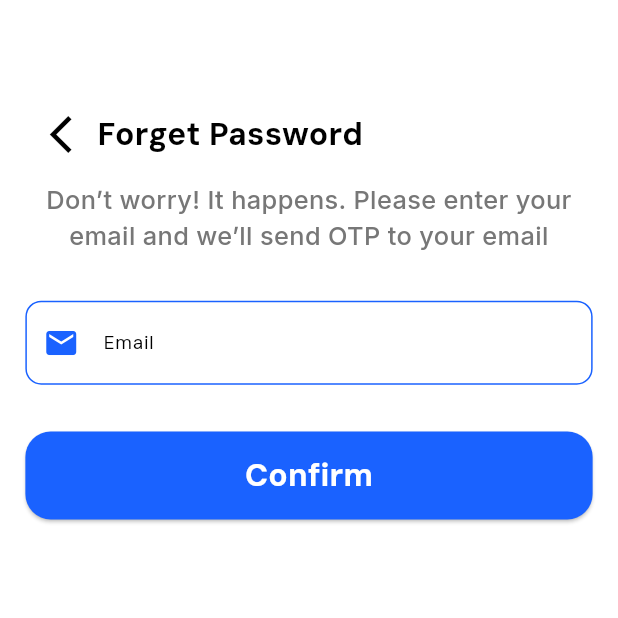
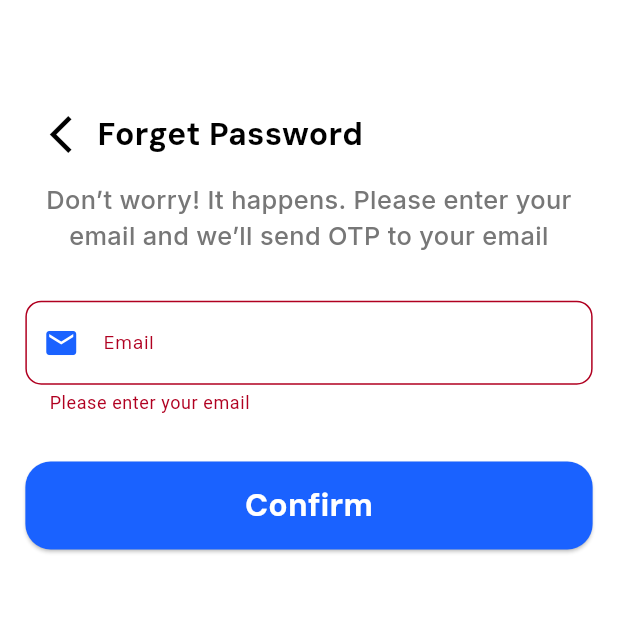
Before and after one commit to omarAbdullahMoharam/Lungora, a Flutter app: the ForgetPasswordView screen opened by its route, after a tap on "Confirm", on a phone screen of 412 x 824 dp, the top half of it. Run offline on Flutter 3.47's test engine with Material 3 defaults, Android fonts, the phone set to English and light mode, and no system bars; our stand-ins replace flutter_screenutil, go_router.

Commit message:
Refactor ForgetPasswordView to add email input  validation and update styles for better responsiveness

```diff
--- a/lib/core/utils/styles.dart
+++ b/lib/core/utils/styles.dart
@@ -4,7 +4,7 @@ import 'package:flutter_screenutil/flutter_screenutil.dart';
 abstract class Styles {
   //🫵🫵🫵will change fontFamily with copywith Inter || Montserrat
   static var textStyle32 = TextStyle(
-    fontSize: 32,
+    fontSize: 32.sp,
     fontWeight: FontWeight.w700,
     fontFamily: 'DMSans',
   );
--- a/lib/features/auth/Presentation/views/forget_password_view.dart
+++ b/lib/features/auth/Presentation/views/forget_password_view.dart
@@ -6,10 +6,8 @@ class ForgetPasswordView extends StatelessWidget {
 
   @override
   Widget build(BuildContext context) {
-    return const SafeArea(
-      child: Scaffold(
-        body: ForgetPasswordViewBody(),
-      ),
+    return Scaffold(
+      body: ForgetPasswordViewBody(),
     );
   }
 }
--- a/lib/features/auth/Presentation/widgets/custom_button.dart
+++ b/lib/features/auth/Presentation/widgets/custom_button.dart
@@ -3,8 +3,11 @@ import 'package:flutter_screenutil/flutter_screenutil.dart';
 import 'package:lungora/core/constants.dart';
 
 class CustomTextButton extends StatelessWidget {
-  const CustomTextButton(
-      {super.key, required this.text, required this.onPressed});
+  const CustomTextButton({
+    super.key,
+    required this.text,
+    required this.onPressed,
+  });
   final String text;
   final VoidCallback onPressed;
 
--- a/lib/features/auth/Presentation/widgets/forget_password_view_body.dart
+++ b/lib/features/auth/Presentation/widgets/forget_password_view_body.dart
@@ -14,11 +14,15 @@ class ForgetPasswordViewBody extends StatefulWidget {
 
 class _ForgetPasswordViewBodyState extends State<ForgetPasswordViewBody> {
   final TextEditingController emailController = TextEditingController();
+  GlobalKey<FormState> formKey = GlobalKey<FormState>();
 
   @override
   Widget build(BuildContext context) {
     return Padding(
       padding: EdgeInsets.symmetric(horizontal: 16.w, vertical: 67.h),
+      child: Form(
+        key: formKey,
+        autovalidateMode: AutovalidateMode.onUserInteraction,
         child: Column(
           children: [
             CustomPasswordAppBar(
@@ -37,13 +41,24 @@ class _ForgetPasswordViewBodyState extends State<ForgetPasswordViewBody> {
             CustomTextFormField(
               labelText: 'Email',
               isPassword: false,
-            prefixIcon: Icons.mail,
+              prefixIcon: Icons.email,
               hintText: 'Email',
               controller: emailController,
+              validator: (value) {
+                if (value!.isEmpty) {
+                  return "Please enter your email";
+                } else if (!RegExp(r'^[\w-\.]+@([\w-]+\.)+[\w-]{2,4}$')
+                    .hasMatch(value)) {
+                  return "Please enter a valid email";
+                }
+                return null;
+              },
             ),
             SizedBox(height: 32.h),
             ElevatedButton(
-              onPressed: () {},
+                onPressed: () {
+                  if (formKey.currentState!.validate()) {}
+                },
                 style: ElevatedButton.styleFrom(
                   shape: RoundedRectangleBorder(
                     borderRadius: BorderRadius.circular(16.w),
@@ -59,6 +74,7 @@ class _ForgetPasswordViewBodyState extends State<ForgetPasswordViewBody> {
                 ))
           ],
         ),
+      ),
     );
   }
 }
```
Also changed, not shown: pubspec.lock. Lines whose indentation alone changed are shown as unchanged.
